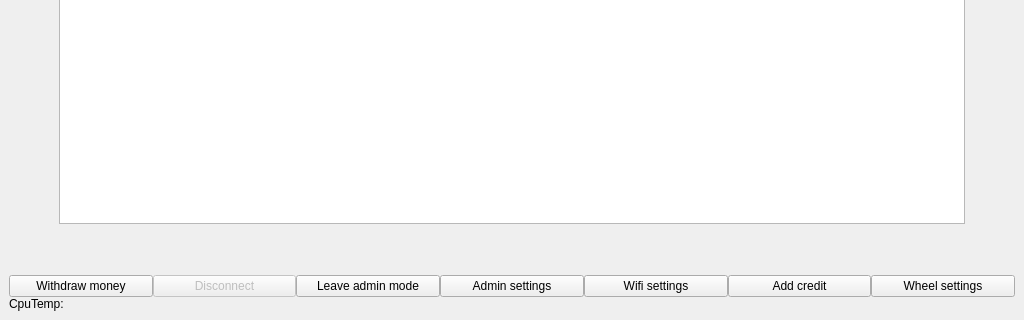
Above: blue-app/ui/MainWindow.ui from matus-u/sz-bluetooth before the change; both pictures show x 0 to 1024 and y 448 to 768 of the 1024 by 768 pixel window. Below: the same form after it.
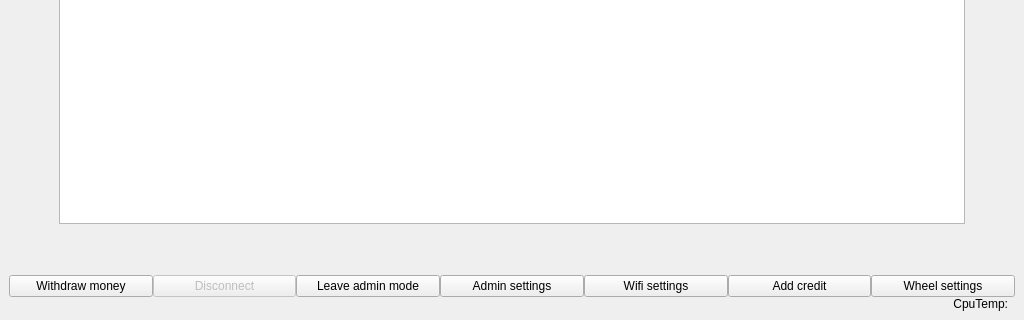
That is the form after the change. Icons and pictures are not drawn.

Commit message: add actual time and hide windows if no win!

Patch:
```diff
--- a/blue-app/ui/MainWindow.ui
+++ b/blue-app/ui/MainWindow.ui
@@ -797,7 +797,20 @@
          </layout>
         </item>
         <item>
-         <layout class="QHBoxLayout" name="horizontalLayout_8">
+         <layout class="QHBoxLayout" name="horizontalLayout_8" stretch="0,1,0">
+          <item>
+           <widget class="QLabel" name="actualTimeStampLabel">
+            <property name="sizePolicy">
+             <sizepolicy hsizetype="Minimum" vsizetype="Preferred">
+              <horstretch>0</horstretch>
+              <verstretch>0</verstretch>
+             </sizepolicy>
+            </property>
+            <property name="text">
+             <string/>
+            </property>
+           </widget>
+          </item>
           <item>
            <widget class="QLabel" name="labelCpuTemp">
             <property name="enabled">
@@ -812,6 +825,9 @@
             <property name="text">
              <string>CpuTemp:</string>
             </property>
+            <property name="alignment">
+             <set>Qt::AlignRight|Qt::AlignTrailing|Qt::AlignVCenter</set>
+            </property>
            </widget>
           </item>
           <item>
```
The commit also changes 2 other files.
